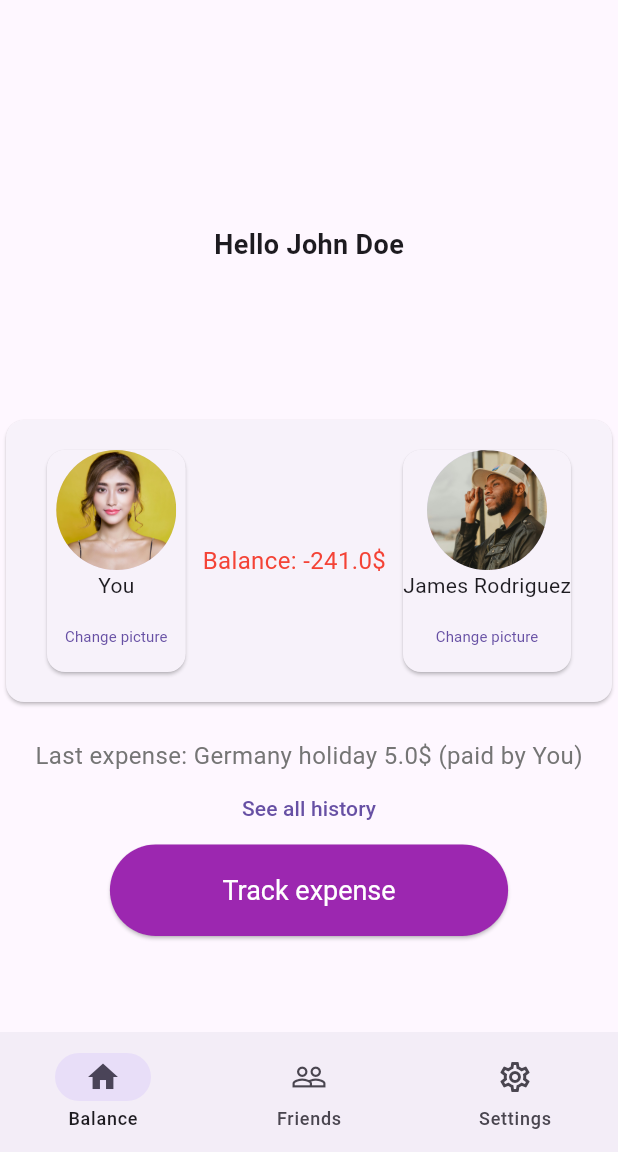
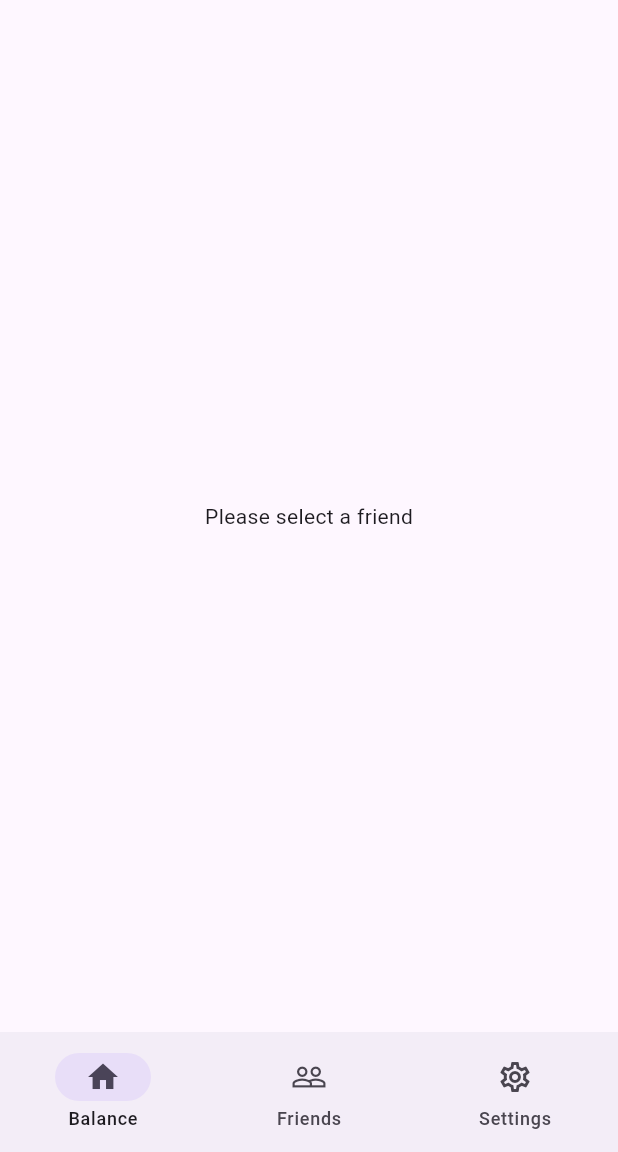
Before and after one commit to GFA03/splitly, a Flutter app: the screen it shows after launch, on a phone screen of 412 x 824 dp, the part 84-1236 px from its top. Run offline on Flutter 3.47's test engine with Material 3 defaults, Android fonts, the phone set to English and light mode, and no system bars; accounts and stored records are empty.

Commit message:
add functionality for 'Friends' page. now you can select friend

```diff
--- a/lib/home.dart
+++ b/lib/home.dart
@@ -21,7 +21,8 @@ class Home extends StatefulWidget {
 
 class _HomeState extends State<Home> {
   int tab = 0;
-  int selectedFriendIndex = 1;
+  FriendProfile? selectedFriend;
+
   List<NavigationDestination> appBarDestinations = const [
     NavigationDestination(
       icon: Icon(Icons.home_outlined),
@@ -40,11 +41,18 @@ class _HomeState extends State<Home> {
     ),
   ];
 
+  void _selectFriend(FriendProfile friend) {
+    setState(() {
+      selectedFriend = friend;
+      tab = 0;
+    });
+  }
+
   @override
   Widget build(BuildContext context) {
     final pages = [
-      BalancePage(name: widget.name, friend: friends[selectedFriendIndex]),
-      const FriendsPage(),
+      BalancePage(name: widget.name, friend: selectedFriend),
+      FriendsPage(onFriendSelected: _selectFriend),
       const Center(
         child: Text('Settings'),
       )
--- a/lib/screens/balance_page.dart
+++ b/lib/screens/balance_page.dart
@@ -12,7 +12,7 @@ class BalancePage extends StatefulWidget {
   });
 
   final String name;
-  final FriendProfile friend;
+  final FriendProfile? friend;
 
   @override
   State<BalancePage> createState() => _BalancePageState();
@@ -21,7 +21,7 @@ class BalancePage extends StatefulWidget {
 class _BalancePageState extends State<BalancePage> {
   @override
   Widget build(BuildContext context) {
-    return Column(
+    return widget.friend == null ? const Center(child: Text('Please select a friend'),) : Column(
       children: [
         const SizedBox(
           height: 150.0,
@@ -36,10 +36,10 @@ class _BalancePageState extends State<BalancePage> {
         const SizedBox(
           height: 100.0,
         ),
-        BalanceCard(friend: widget.friend),
+        BalanceCard(friend: widget.friend!),
         const SizedBox(height: 20.0),
         Text(
-          'Last expense: ${widget.friend.expenses?.last.name} ${widget.friend.expenses?.last.totalCost}\$ (paid by ${widget.friend.expenses?.last.payer})',
+          'Last expense: ${widget.friend!.expenses?.last.name} ${widget.friend!.expenses?.last.totalCost}\$ (paid by ${widget.friend!.expenses?.last.payer})',
           style: TextStyle(
             fontSize: 16,
             color: Colors.grey[600],
@@ -51,7 +51,7 @@ class _BalancePageState extends State<BalancePage> {
                 context,
                 MaterialPageRoute(
                   builder: (context) => HistoryPage(
-                    friend: widget.friend,
+                    friend: widget.friend!,
                     onExpenseDeleted: () {
                       setState(() {});
                     },
@@ -70,12 +70,12 @@ class _BalancePageState extends State<BalancePage> {
             final newExpense = await Navigator.push(
               context,
               MaterialPageRoute(
-                  builder: (context) => TrackExpense(friend: widget.friend)),
+                  builder: (context) => TrackExpense(friend: widget.friend!)),
             );
 
             if (newExpense != null) {
               setState(() {
-                widget.friend.expenses?.add(newExpense);
+                widget.friend!.expenses?.add(newExpense);
               });
             }
           },
```
Also changed, not shown: lib/screens/friends_page.dart (+10 -10 lines).
